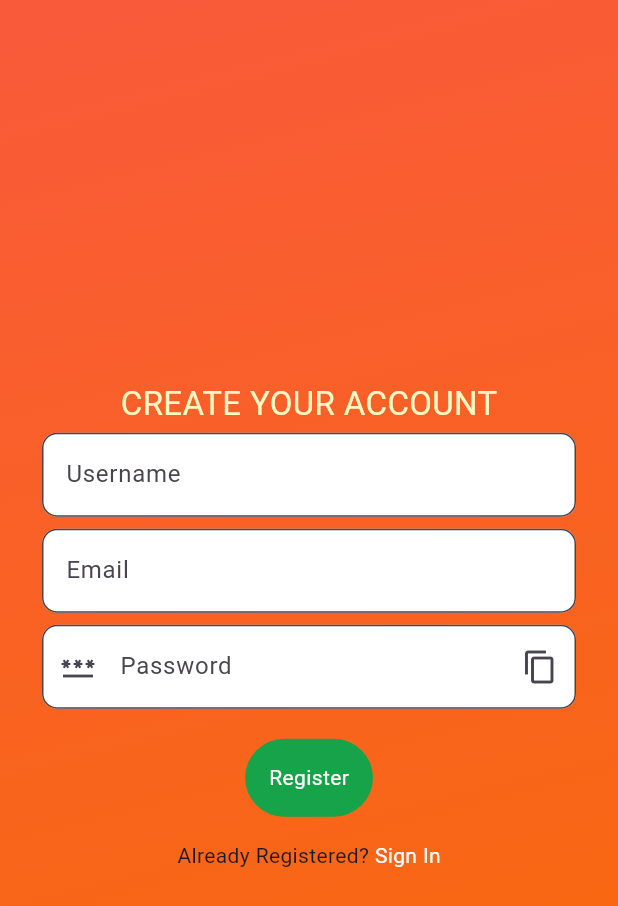
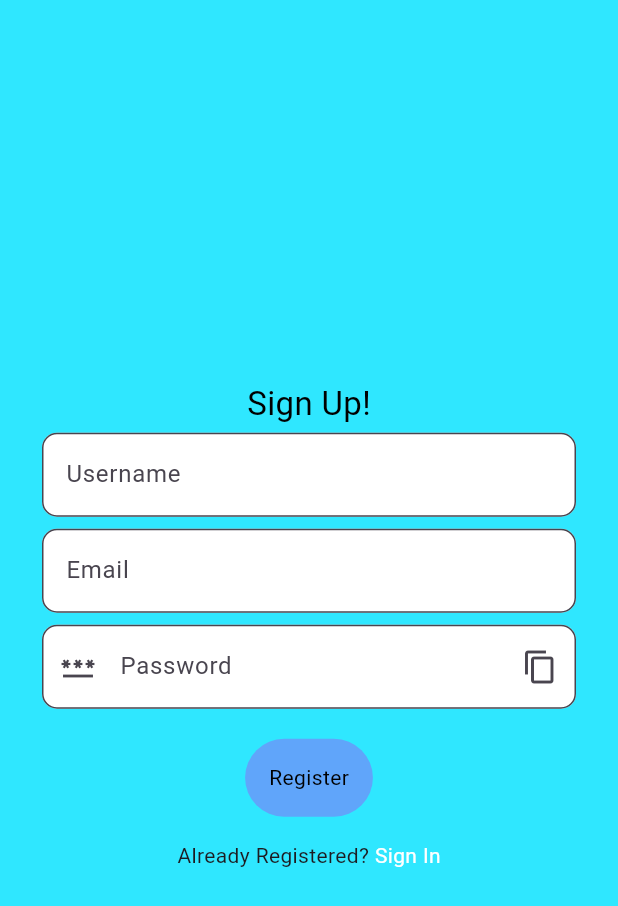
Before and after one commit to mwilko/Inventory-Manager, a Flutter app: the Profile screen opened directly, after a tap on the "logout" icon, after a tap on "Create a new Account..! Sign Up", on a phone screen of 412 x 824 dp. Shown: the top 906 px of the screen. Run offline on Flutter 3.47's test engine with Material 3 defaults, Android fonts, the phone set to English and light mode, and no system bars; drawn by our look-alikes of velocity_x; our stand-ins replace jwt_decoder, shared_preferences; accounts and stored records are empty.

Commit message:
username wasnt saving still, after some changes, got the username to save and display in the profile.dart.

```diff
--- a/lib/profile.dart
+++ b/lib/profile.dart
@@ -7,26 +7,25 @@ class Profile extends StatefulWidget {
 }
 
 class _ProfileState extends State<Profile> {
-  SharedPreferences? prefs;
-  String? username;
+  late Future<String?> _usernameFuture; // Future to hold the username
 
   @override
   void initState() {
     super.initState();
-    initializePrefs(); // Call the function to initialize SharedPreferences
+    _usernameFuture = _initializePrefs(); // Initialize SharedPreferences and retrieve the username
   }
 
-  // Function to initialize SharedPreferences
-  Future<void> initializePrefs() async {
-    prefs = await SharedPreferences.getInstance(); // Get SharedPreferences instance
-    // Retrieve the username from SharedPreferences
-    username = prefs?.getString('username');
+  // Function to initialize SharedPreferences and retrieve the username
+  Future<String?> _initializePrefs() async {
+    SharedPreferences prefs = await SharedPreferences.getInstance(); // Get SharedPreferences instance
+    return prefs.getString('username'); // Retrieve the username
   }
 
   // Function to log out
-  Future<void> logout() async {
-    await prefs?.remove('username'); // Remove username from SharedPreferences
-    await prefs?.remove('token'); // Remove token from SharedPreferences
+  Future<void> _logout() async {
+    SharedPreferences prefs = await SharedPreferences.getInstance();
+    await prefs.remove('username'); // Remove username from SharedPreferences
+    await prefs.remove('token'); // Remove token from SharedPreferences
     Navigator.pushReplacementNamed(context, '/login'); // Navigate to login page
   }
 
@@ -38,17 +37,31 @@ class _ProfileState extends State<Profile> {
         actions: <Widget>[
           IconButton(
             icon: Icon(Icons.logout),
-            onPressed: logout, // Call logout function when logout button is pressed
+            onPressed: _logout, // Call logout function when logout button is pressed
           ),
         ],
       ),
-      body: Column(
-        children: <Widget>[
-          Padding(
-            padding: const EdgeInsets.all(8.0),
-            child: Text('Username: $username'), // Display the username
-          ),
-        ],
+      body: FutureBuilder<String?>(
+        future: _usernameFuture, // Use the Future holding the username
+        builder: (context, snapshot) {
+          if (snapshot.connectionState == ConnectionState.waiting) {
+            return Center(child: CircularProgressIndicator()); // Display a loading indicator while waiting for SharedPreferences initialization
+          } else {
+            if (snapshot.hasError) {
+              return Center(child: Text('Error: ${snapshot.error}')); // Display an error message if SharedPreferences initialization fails
+            } else {
+              String? username = snapshot.data; // Retrieve the username from the snapshot
+              return Column(
+                children: <Widget>[
+                  Padding(
+                    padding: const EdgeInsets.all(8.0),
+                    child: Text('Username: ${username ?? "Unknown"}'), // Display the username or a default value if it's null
+                  ),
+                ],
+              );
+            }
+          }
+        },
       ),
     );
   }
--- a/lib/registration.dart
+++ b/lib/registration.dart
@@ -61,7 +61,7 @@ class _RegistrationState extends State<Registration> {
           height: MediaQuery.of(context).size.height,
           decoration: BoxDecoration(
             gradient: LinearGradient(
-                colors: [const Color(0XFFF95A3B),const Color(0XFFF96713)],
+                colors: [Color.fromARGB(255, 47, 231, 255),Color.fromARGB(255, 47, 231, 255)],
                 begin: FractionalOffset.topLeft,
                 end: FractionalOffset.bottomCenter,
                 stops: [0.0,0.8],
@@ -75,7 +75,7 @@ class _RegistrationState extends State<Registration> {
                 children: <Widget>[
                   //CommonLogo(),
                   HeightBox(10),
-                  "CREATE YOUR ACCOUNT".text.size(22).yellow100.make(),
+                  "Sign Up!".text.size(22).color(Colors.black).make(), // A widget to display the title of the SignInPage.
                   TextField(
                     controller: usernameController,
                     keyboardType: TextInputType.text,
@@ -128,7 +128,7 @@ class _RegistrationState extends State<Registration> {
                       onTap: ()=>{
                         registerUser()
                       },
-                        child: VxBox(child: "Register".text.white.makeCentered().p16()).green600.roundedLg.make().px16().py16(),
+                        child: VxBox(child: "Register".text.black.makeCentered().p16()).blue400.roundedLg.make().px16().py16(),
                     ),
                   ]), // A GestureDetector to register the user.
                   GestureDetector(
```
